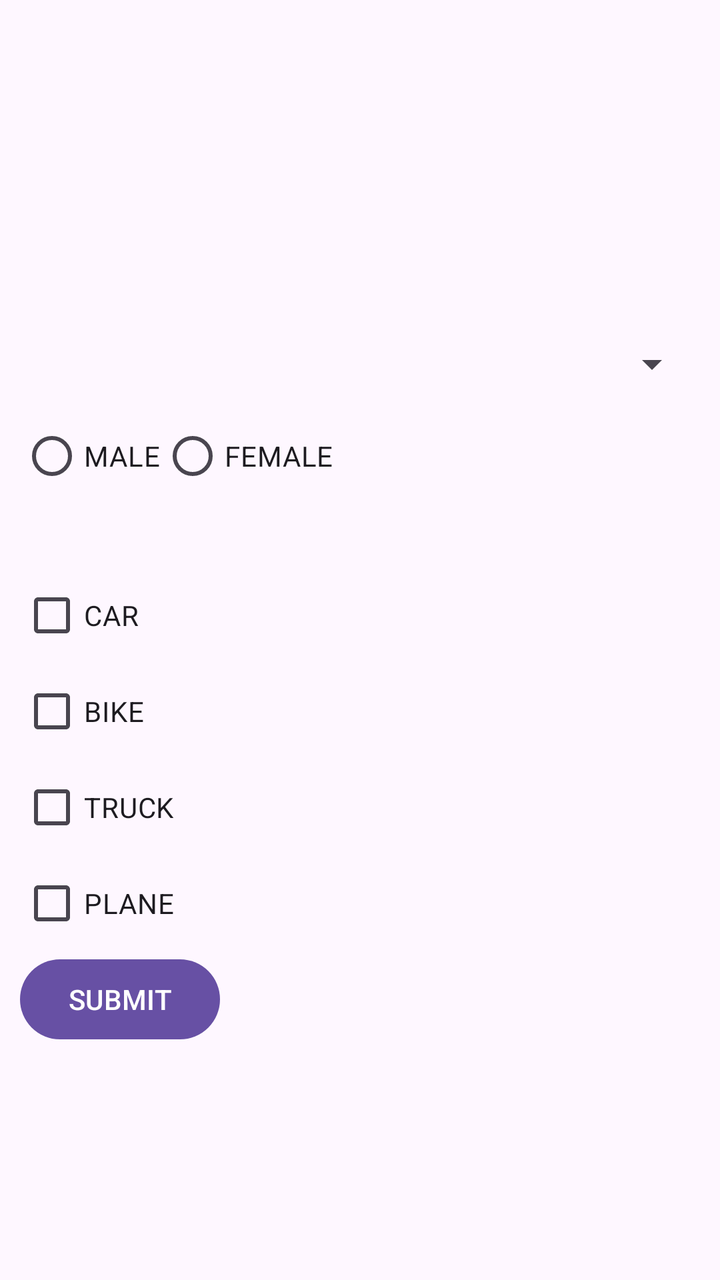
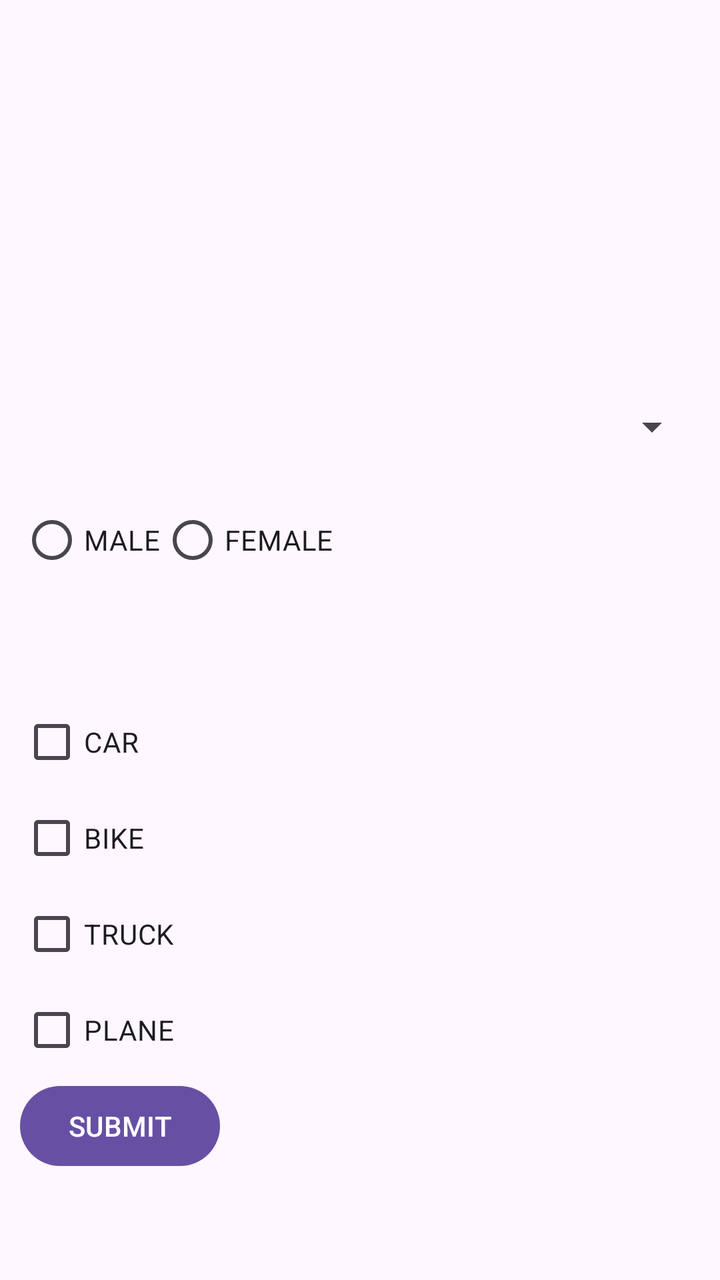

Screens rendered from an Android XML layout before and after an edit, with the pre-edit source and the edit as a unified diff.
<!-- AndroidManifest.xml: application theme Theme.MyApplicationMCA -->
<!-- res/layout/activity_epro2.xml -->
<?xml version="1.0" encoding="utf-8"?>
<LinearLayout xmlns:android="http://schemas.android.com/apk/res/android"
    xmlns:tools="http://schemas.android.com/tools"
    android:id="@+id/main"
    android:layout_width="match_parent"
    android:layout_height="match_parent"
    android:orientation="vertical"
    android:padding="10dp"
    tools:context=".E_pro2">

    
    <ListView
        android:id="@+id/list"
        android:layout_width="match_parent"
        android:layout_height="150dp"
        android:layout_marginBottom="10dp" />

    
    <Spinner
        android:id="@+id/spin"
        android:layout_width="match_parent"
        android:layout_height="wrap_content"
        android:layout_marginBottom="10dp" />

    
    <LinearLayout
        android:layout_width="match_parent"
        android:layout_height="wrap_content"
        android:orientation="vertical"
        android:layout_marginBottom="10dp">

        <RadioGroup
            android:id="@+id/radgrp"
            android:layout_width="wrap_content"
            android:layout_height="wrap_content"
            android:orientation="horizontal">

            <RadioButton
                android:id="@+id/male"
                android:layout_width="wrap_content"
                android:layout_height="wrap_content"
                android:text="MALE" />

            <RadioButton
                android:id="@+id/female"
                android:layout_width="wrap_content"
                android:layout_height="wrap_content"
                android:text="FEMALE" />
        </RadioGroup>

        <TextView
            android:id="@+id/resultprint"
            android:layout_width="match_parent"
            android:layout_height="wrap_content"
            android:textSize="16sp" />
    </LinearLayout>

    
    <LinearLayout
        android:layout_width="match_parent"
        android:layout_height="wrap_content"
        android:orientation="vertical">

        <CheckBox
            android:id="@+id/c1"
            android:layout_width="wrap_content"
            android:layout_height="wrap_content"
            android:text="CAR" />

        <CheckBox
            android:id="@+id/c2"
            android:layout_width="wrap_content"
            android:layout_height="wrap_content"
            android:text="BIKE" />

        <CheckBox
            android:id="@+id/c3"
            android:layout_width="wrap_content"
            android:layout_height="wrap_content"
            android:text="TRUCK" />

        <CheckBox
            android:id="@+id/c4"
            android:layout_width="wrap_content"
            android:layout_height="wrap_content"
            android:text="PLANE" />

        <Button
            android:layout_width="wrap_content"
            android:layout_height="wrap_content"
            android:text="SUBMIT"
            android:id="@+id/btnsubmitepro2"/>

        <TextView
            android:id="@+id/txtresult"
            android:layout_width="wrap_content"
            android:layout_height="wrap_content"
            android:textSize="16sp" />
    </LinearLayout>

</LinearLayout>
<!-- resources referenced by this layout -->
<resources>
  <style name="Theme.MyApplicationMCA" parent="Base.Theme.MyApplicationMCA" />
  <style name="Base.Theme.MyApplicationMCA" parent="Theme.Material3.DayNight.NoActionBar">
          
          
      </style>
</resources>

<!-- the commit's change to res/layout/activity_epro2.xml (unified diff, before → after) -->
@@ -13,6 +13,7 @@
         android:id="@+id/list"
         android:layout_width="match_parent"
         android:layout_height="150dp"
+        android:layout_weight="1"
         android:layout_marginBottom="10dp" />
 
     
@@ -20,12 +21,14 @@
         android:id="@+id/spin"
         android:layout_width="match_parent"
         android:layout_height="wrap_content"
+        android:layout_weight="1"
         android:layout_marginBottom="10dp" />
 
     
     <LinearLayout
         android:layout_width="match_parent"
         android:layout_height="wrap_content"
+        android:layout_weight="1"
         android:orientation="vertical"
         android:layout_marginBottom="10dp">
 
@@ -59,6 +62,7 @@
     <LinearLayout
         android:layout_width="match_parent"
         android:layout_height="wrap_content"
+        android:layout_weight="1"
         android:orientation="vertical">
 
         <CheckBox
